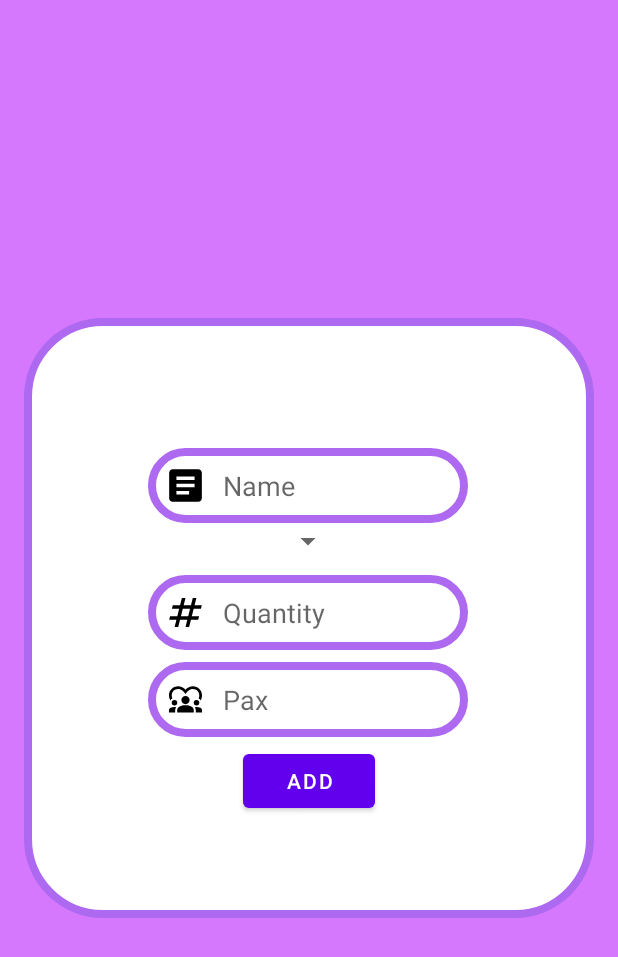
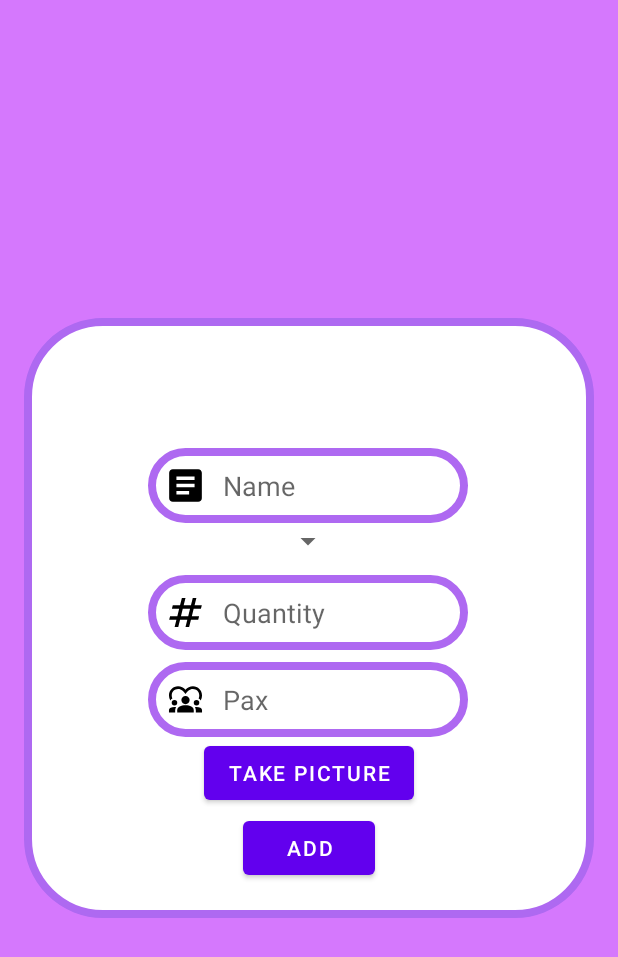
Before and after one commit to EmilJohn24/Dagas, an Android app: the fragment DonorAddSupply shown on its own in the app's theme, on a phone screen of 412 x 824 dp. Shown: the top 957 px of the screen. Run offline under Robolectric (Android 15) with nearby library versions, the phone set to English and light mode, and no system bars; network calls fail; 8 statements that could not run were skipped.

Commit message:
ADD: Upload supply picture added. Not fully tested yet.

```diff
--- a/DagasAndroid/app/src/main/java/com/cnil/dagas/DonorAddSupply.java
+++ b/DagasAndroid/app/src/main/java/com/cnil/dagas/DonorAddSupply.java
@@ -1,9 +1,11 @@
 package com.cnil.dagas;
 
+import static androidx.core.content.FileProvider.getUriForFile;
+
+import android.graphics.Bitmap;
+import android.graphics.BitmapFactory;
+import android.net.Uri;
 import android.os.Bundle;
-
-import androidx.fragment.app.Fragment;
-
 import android.util.Log;
 import android.view.LayoutInflater;
 import android.view.View;
@@ -14,13 +16,21 @@ import android.widget.EditText;
 import android.widget.Spinner;
 import android.widget.Toast;
 
+import androidx.activity.result.ActivityResultCallback;
+import androidx.activity.result.ActivityResultLauncher;
+import androidx.activity.result.contract.ActivityResultContracts;
+import androidx.fragment.app.Fragment;
+
+import com.cnil.dagas.data.ImageAssistor;
 import com.cnil.dagas.databinding.FragmentDonorAddSupplyBinding;
+import com.cnil.dagas.http.DagasJSONServer;
 import com.cnil.dagas.http.OkHttpSingleton;
 
 import org.json.JSONArray;
 import org.json.JSONException;
 import org.json.JSONObject;
 
+import java.io.File;
 import java.io.IOException;
 import java.util.ArrayList;
 
@@ -43,6 +53,7 @@ public class DonorAddSupply extends Fragment {
         private final int quantity, pax;
         private final int type;
         private String responseSupplyName;
+        private int responseSupplyId;
 
         String getResponseSupplyName(){
             return this.responseSupplyName;
@@ -84,8 +95,14 @@ public class DonorAddSupply extends Fragment {
             Response response = client.newCall(request).execute();
             JSONObject supplyAddResponse = new JSONObject(response.body().string());
             this.responseSupplyName = supplyAddResponse.getString("name");
+            this.responseSupplyId = supplyAddResponse.getInt("id");
 //            this.donationAddResponse = new JSONObject(response.body().string());
         }
+
+        public int getResponseSupplyId() {
+            return responseSupplyId;
+        }
+
     }
 
     class DonorAddThread extends Thread {
@@ -180,6 +197,35 @@ public class DonorAddSupply extends Fragment {
         EditText editNumberQuantity = root.findViewById(R.id.editNumberQuantity);
         EditText editNumberPax = root.findViewById(R.id.editNumberPax);
 
+        // Upload image button
+        Button takeSupplyPictureButton = root.findViewById(R.id.takeSupplyPictureButton);
+        File photoFile = null;
+        ImageAssistor assistor = new ImageAssistor(this.getActivity());
+        try {
+            photoFile = assistor.createImageFile();
+        } catch (IOException e) {
+            e.printStackTrace();
+        }
+        final File[] finalPhotoFile = {photoFile};
+
+        ActivityResultLauncher<Uri> mGetContent = registerForActivityResult(new ActivityResultContracts.TakePicture(),
+                new ActivityResultCallback<Boolean>() {
+                    @Override
+                    public void onActivityResult(Boolean result) {
+                        if (result) {
+                            Bitmap idBitMap = BitmapFactory.decodeFile(finalPhotoFile[0].getAbsolutePath());
+                        }
+                        //TODO: Add placeholder for image
+//                        idImageView.setImageBitmap(idBitMap);
+                    }
+                });
+        takeSupplyPictureButton.setOnClickListener(view -> {
+            // Continue only if the File was successfully created
+            Uri photoURI = getUriForFile(DonorAddSupply.this.requireContext(),
+                    "com.example.android.fileprovider",
+                    finalPhotoFile[0]);
+            mGetContent.launch(photoURI);
+        });
 
         // Add supply button
         Button supplySubmitButton = root.findViewById(R.id.supplySubmitButton);
@@ -201,8 +247,14 @@ public class DonorAddSupply extends Fragment {
                     editNumberPax.getText().clear();
                     editNumberQuantity.getText().clear();
                     spinnerType.setSelection(0);
+                    if (finalPhotoFile[0].exists())
+                        DagasJSONServer.uploadWithPut(DagasJSONServer.createDetailUrl(
+                                "/relief/api/supplies/",
+                                supplyThread.getResponseSupplyId()) + "upload_picture/", finalPhotoFile[0]);
                 } catch (JSONException | InterruptedException e) {
                     Log.e(TAG, e.getMessage());
+                } catch (Exception e) {
+                    e.printStackTrace();
                 }
             }
         });
--- /dev/null
+++ b/DagasAndroid/app/src/main/java/com/cnil/dagas/data/ImageAssistor.java
@@ -0,0 +1,49 @@
+package com.cnil.dagas.data;
+
+import android.os.Environment;
+
+import androidx.fragment.app.FragmentActivity;
+
+import java.io.File;
+import java.io.IOException;
+import java.io.InputStream;
+import java.io.OutputStream;
+import java.text.SimpleDateFormat;
+import java.util.Date;
+
+public class ImageAssistor {
+    private FragmentActivity activity;
+    private String currentPhotoPath;
+    public ImageAssistor(FragmentActivity activity){
+        this.activity = activity;
+        this.currentPhotoPath = "";
+    }
+
+    public File createImageFile() throws IOException {
+        // Create an image file name
+        String timeStamp = new SimpleDateFormat("yyyyMMdd_HHmmss").format(new Date());
+        String imageFileName = "JPEG_" + timeStamp + "_";
+        File storageDir = activity.getExternalFilesDir(Environment.DIRECTORY_PICTURES);
+        File image = File.createTempFile(
+                imageFileName,  /* prefix */
+                ".jpg",         /* suffix */
+                storageDir      /* directory */
+        );
+
+        // Save a file: path for use with ACTION_VIEW intents
+        currentPhotoPath = image.getAbsolutePath();
+        return image;
+    }
+
+    public static void copyStream(InputStream input, OutputStream output) throws IOException {
+        byte[] buffer = new byte[1024];
+        int bytesRead;
+        while ((bytesRead = input.read(buffer)) != -1) {
+            output.write(buffer, 0, bytesRead);
+        }
+    }
+
+    public String getCurrentPhotoPath() {
+        return currentPhotoPath;
+    }
+}
--- a/DagasAndroid/app/src/main/java/com/cnil/dagas/services/notifications/DagasNotificationService.java
+++ b/DagasAndroid/app/src/main/java/com/cnil/dagas/services/notifications/DagasNotificationService.java
@@ -88,7 +88,7 @@ public class DagasNotificationService extends Service {
                 } catch (InterruptedException | JSONException e) {
                     e.printStackTrace();
                 } finally{
-                    handler.postDelayed(this, 10000);
+                    handler.postDelayed(this, 100000);
                 }
             }
         };
--- a/DagasAndroid/app/src/main/res/layout/fragment_donor_add_supply.xml
+++ b/DagasAndroid/app/src/main/res/layout/fragment_donor_add_supply.xml
@@ -85,8 +85,17 @@
             app:layout_constraintBottom_toBottomOf="parent"
             app:layout_constraintEnd_toEndOf="parent"
             app:layout_constraintStart_toStartOf="parent"
-            app:layout_constraintTop_toBottomOf="@+id/editNumberPax"
+            app:layout_constraintTop_toBottomOf="@+id/takeSupplyPictureButton"
             app:layout_constraintVertical_bias="0.06999999" />
+
+        <Button
+            android:id="@+id/takeSupplyPictureButton"
+            android:layout_width="wrap_content"
+            android:layout_height="wrap_content"
+            android:text="Take Picture"
+            app:layout_constraintEnd_toEndOf="parent"
+            app:layout_constraintStart_toStartOf="parent"
+            app:layout_constraintTop_toBottomOf="@+id/editNumberPax" />
     </androidx.constraintlayout.widget.ConstraintLayout>
 
 </androidx.constraintlayout.widget.ConstraintLayout>
```
Also changed, not shown: DagasAndroid/app/src/main/java/com/cnil/dagas/http/DagasJSONServer.java (+15 -1 lines).
